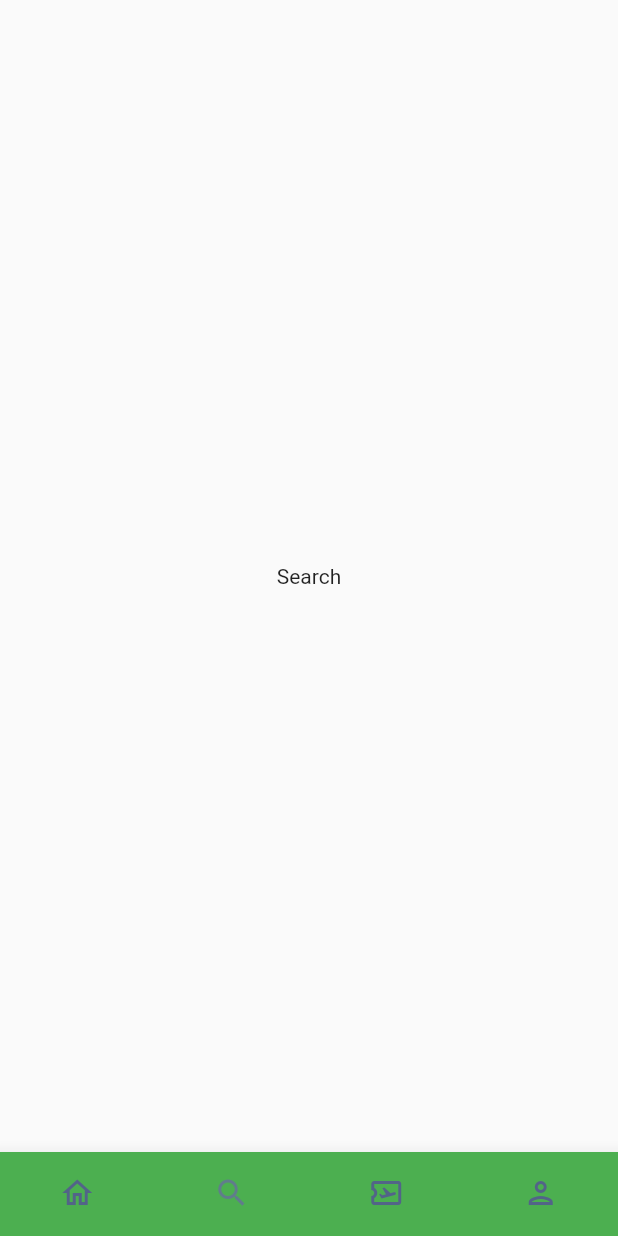
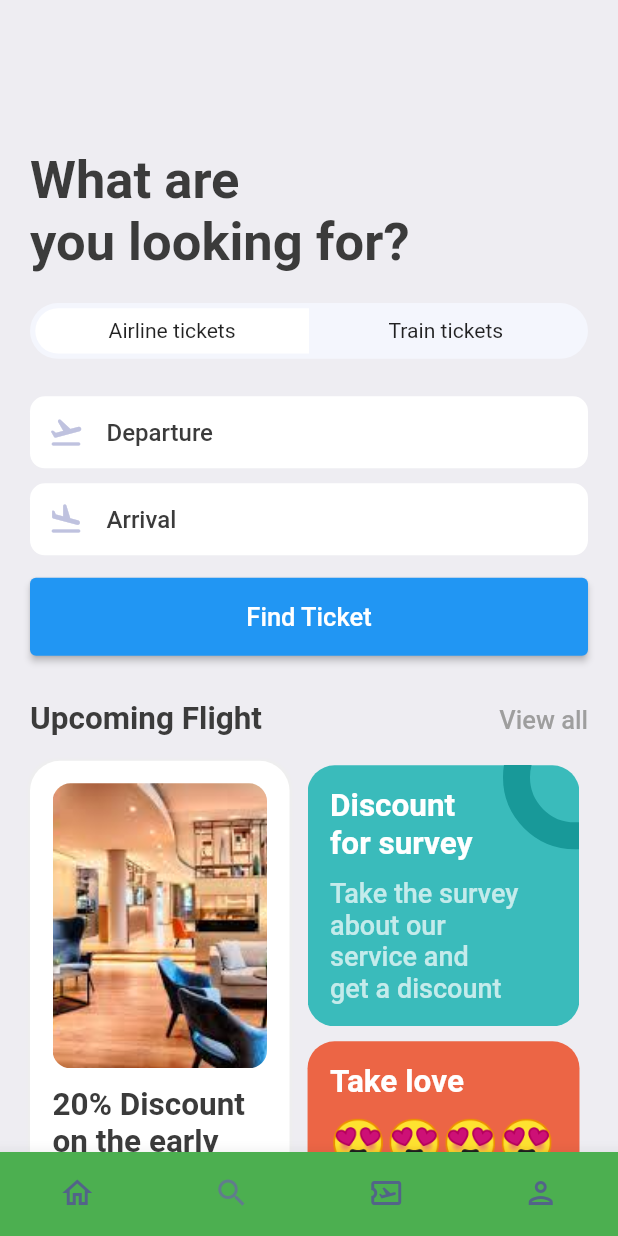
Before and after one commit to ankitsingh060/TicketBooking-application, a Flutter app: the screen it shows after launch, item 2 of the bottom bar chosen, on a phone screen of 412 x 824 dp. Run offline on Flutter 3.47's test engine with Material 2 defaults, Android fonts, the phone set to English and light mode, and no system bars; our stand-ins replace gap, get.

Commit message:
all the format and decoration is complete that its show upcoming and departure plane

```diff
--- a/lib/screen/bottom_bar.dart
+++ b/lib/screen/bottom_bar.dart
@@ -1,6 +1,7 @@
 import 'package:flutter/cupertino.dart';
 import 'package:flutter/material.dart';
 import 'package:ticket_booking_app/screen/home_screen.dart';
+import 'package:ticket_booking_app/screen/search_screen.dart';
 
 class BottomBar extends StatefulWidget {
   const BottomBar({Key? key}) : super(key: key);
@@ -14,7 +15,7 @@ class _BottomBarState extends State<BottomBar> {
    int _selectedIndex = 0;
    static final List<Widget> _widgetOption = <Widget>[
      const HomeScreen(),
-     const Text("Search"),
+     const SearchScreen(),
      const Text("Tickets"),
      const Text("Profile")
    ];
--- a/lib/screen/home_screen.dart
+++ b/lib/screen/home_screen.dart
@@ -3,8 +3,10 @@ import 'package:flutter/material.dart';
 import 'package:ticket_booking_app/screen/hotel_screen.dart';
 import 'package:ticket_booking_app/screen/ticket_view.dart';
 import 'package:ticket_booking_app/utill/app_info_list.dart';
+import 'package:ticket_booking_app/utill/app_layout.dart';
 import 'package:ticket_booking_app/utill/app_style.dart';
 import 'package:gap/gap.dart';
+import 'package:ticket_booking_app/widgets/double_text_widget.dart';
 
 
 class HomeScreen extends StatefulWidget {
@@ -40,8 +42,8 @@ class _HomeScreenState extends State<HomeScreen> {
                       ],
                     ),
                     Container(
-                      width: 50,
-                      height: 50,
+                      width: AppLayout.getWidth(50),
+                      height: AppLayout.getHeight(50),
                       decoration: BoxDecoration(
                           borderRadius: BorderRadius.circular(25),
                           image: const DecorationImage(
@@ -99,18 +101,7 @@ class _HomeScreenState extends State<HomeScreen> {
           const Gap(25),
           Container(
             padding: const EdgeInsets.symmetric(horizontal: 20),
-            child: Row(
-              mainAxisAlignment: MainAxisAlignment.spaceBetween,
-              children: [
-                Text("Hotels", style: Styles.headLineStyle1,),
-                InkWell(
-                  onTap: () {
-                    print("you are tapped");
-                  }, child: Text("View all",
-                  style: Styles.headLineStyle3,),
-                )
-              ],
-            ),
+            child: AppDoubleTextWidget(bigText: "Hotels", smallText: "View all"),
           ),
           const Gap(15),
           // SingleChildScrollView(
--- a/lib/screen/hotel_screen.dart
+++ b/lib/screen/hotel_screen.dart
@@ -13,7 +13,7 @@ class HotelScreen extends StatelessWidget {
     final size = AppLayout.getSize(context);
     return Container(
       width: size.width*0.6,
-      height: 350,
+      height: AppLayout.getHeight(350),
       padding: const EdgeInsets.symmetric(horizontal: 15, vertical: 17),
       margin: const EdgeInsets. only(right: 17, top: 5),
       decoration: BoxDecoration(
@@ -32,7 +32,7 @@ class HotelScreen extends StatelessWidget {
         crossAxisAlignment: CrossAxisAlignment.start,
         children: [
           Container(
-            height: 150,
+            height: AppLayout.getHeight(150),
             decoration: BoxDecoration(
               borderRadius: BorderRadius.circular(12),
               color: Styles.primaryColor,
--- /dev/null
+++ b/lib/screen/search_screen.dart
@@ -0,0 +1,188 @@
+import 'package:flutter/material.dart';
+import 'package:flutter/rendering.dart';
+import 'package:gap/gap.dart';
+import 'package:get/get.dart';
+import 'package:ticket_booking_app/widgets/double_text_widget.dart';
+
+import 'package:ticket_booking_app/widgets/icon_text_widget.dart';
+
+import '../utill/app_layout.dart';
+import '../utill/app_style.dart';
+
+class SearchScreen extends StatelessWidget {
+  const SearchScreen({Key? key}) : super(key: key);
+
+  @override
+  Widget build(BuildContext context) {
+    final size = AppLayout.getSize(context);
+    return Scaffold(
+      backgroundColor: Styles.bgColor,
+      body: ListView(
+        padding: EdgeInsets.symmetric(horizontal: AppLayout.getWidth(20), vertical: AppLayout.getHeight(20)),
+        children: [
+          Gap(AppLayout.getHeight(80)),
+          Text("What are \nyou looking for?",
+            style: Styles.headLineStyle1.copyWith(fontSize: AppLayout.getWidth(35)),),
+          Gap(AppLayout.getHeight(20)),
+          FittedBox(
+            child: Container(
+              padding: const EdgeInsets.all(3.5),
+              child: Row(
+                children: [
+                  /*
+                  Airline ticket
+                   */
+                  Container(
+                    width: size.width*.44,
+                    padding: EdgeInsets.symmetric(vertical: AppLayout.getHeight(7)),
+                    decoration: BoxDecoration(
+                      borderRadius: BorderRadius.horizontal(left: Radius.circular(AppLayout.getHeight(50))),
+                      color: Colors.white
+                    ),
+                    child : Center(child: Text("Airline tickets")),
+                  ),
+                  /*
+                  flight
+                   */
+                  Container(
+                    width: size.width*.44,
+                    padding: EdgeInsets.symmetric(vertical: AppLayout.getHeight(7)),
+                    decoration: BoxDecoration(
+                        borderRadius: BorderRadius.horizontal(right: Radius.circular(AppLayout.getHeight(50))),
+                        color: Colors.transparent
+                    ),
+                    child : Center(child: Text("Train tickets")),
+                  )
+                ],
+              ),
+              decoration: BoxDecoration(
+                borderRadius: BorderRadius.circular(AppLayout.getHeight(50)),
+                color: const Color(0xFFF4F6FD),
+              ),
+            ),
+          ),
+           Gap(AppLayout.getHeight(25)),
+           AppIconText(icon: Icons.flight_takeoff_rounded, text: "Departure"),
+          Gap(AppLayout.getHeight(10)),
+          AppIconText(icon: Icons.flight_land_rounded, text: "Arrival"),
+          Gap(AppLayout.getHeight(15)),
+          Container(
+              child: ElevatedButton(onPressed: (){}, child: Padding(
+                padding: const EdgeInsets.all(16.0),
+                child: Text("Find Ticket", style: Styles.headLineStyle3.copyWith(color: Colors.white),),
+              ))
+          ),
+          Gap(AppLayout.getHeight(30)),
+          Container(
+            child: AppDoubleTextWidget(bigText: "Upcoming Flight", smallText: "View all"),
+          ),
+          Gap(AppLayout.getHeight(15)),
+          Container(
+            child: Row(
+              children: [
+                Container(
+                  height: AppLayout.getHeight(400),
+                  width: size.width*.42,
+                  padding: EdgeInsets.symmetric(horizontal: AppLayout.getHeight(15),vertical: AppLayout.getWidth(15)),
+                  decoration: BoxDecoration(
+                    color: Colors.white,
+                    borderRadius: BorderRadius.circular(AppLayout.getHeight(20)),
+                    boxShadow: [
+                      BoxShadow(
+                        color: Colors.grey.shade200,
+                        blurRadius: 1,
+                        spreadRadius: 1
+                      )
+                    ]
+                  ),
+                  child: Column(
+                    children: [
+                      Container(
+                        height: AppLayout.getHeight(190),
+                        decoration: BoxDecoration(
+                          borderRadius: BorderRadius.circular(
+                            AppLayout.getHeight(12)),
+                          image: DecorationImage(
+                            fit: BoxFit.cover,
+                            image: AssetImage(
+                              "assets/Image/hotelimg1.jpeg"
+                            )
+                          )
+
+                        ),
+                      ),
+                      Gap(AppLayout.getHeight(12)),
+                      Text("20% Discount on the early booking of this flight. Don't miss out this chance",
+                        style: Styles.headLineStyle2)
+                    ],
+                  ),
+                ),
+                Gap(AppLayout.getWidth(12)),
+                Column(
+                  children: [
+                    Stack(
+                      children: [
+                        Container (
+                          width: size.width*0.44,
+                          height: AppLayout.getHeight(174),
+                          decoration: BoxDecoration(
+                              color: Color(0xFF3ABBBB),
+                              borderRadius: BorderRadius.circular(AppLayout.getHeight(18))
+                          ),
+                          padding: EdgeInsets.symmetric(vertical: AppLayout.getHeight(15),horizontal: AppLayout.getWidth(15)),
+                          child: Column(
+                            crossAxisAlignment: CrossAxisAlignment.start,
+                            children: [
+                              Text("Discount\nfor survey",style: Styles.headLineStyle2.copyWith(color:Colors.white),),
+                              Gap(AppLayout.getHeight(10)),
+                              Text("Take the survey \nabout our \nservice and\nget a discount",
+                                  style: Styles.headLineStyle3.copyWith(color: Colors.white70,fontSize: 18))
+                            ],
+                          ),
+                        ),
+                        Positioned(
+                            right: -45,
+                            top: -40,
+                            child: Container(
+                          padding: EdgeInsets.all(AppLayout.getHeight(30)),
+                          decoration: BoxDecoration(
+                              shape: BoxShape.circle,
+                              border: Border.all(width: 18,color: Color(0xFF189999)),
+                              color: Colors.transparent
+                          ),
+                        ),
+                        )
+                      ],
+                    ),
+                    Gap(AppLayout.getHeight(10)),
+                    Container(
+                      width: size.width*.44,
+                      height: AppLayout.getHeight(210),
+                        padding: EdgeInsets.symmetric(
+                            vertical: AppLayout.getHeight(15),
+                            horizontal: AppLayout.getWidth(15)),
+                      decoration: BoxDecoration(
+                        borderRadius: BorderRadius.circular(AppLayout.getHeight(18)),
+                        color: const Color(0xFFEC6545)
+                      ),
+                      child: Column(
+                        crossAxisAlignment: CrossAxisAlignment.start,
+                        children: [
+                          Text("Take love", style: Styles.headLineStyle2.copyWith(color: Colors.white),),
+                          Gap(AppLayout.getHeight(10)),
+                          Text("😍😍😍😍😍",style: Styles.headLineStyle1.copyWith(fontSize: 30),)
+                        ],
+                      ),
+                    )
+                  ],
+                )
+
+              ],
+            ),
+          )
+
+        ],
+      ),
+    );
+  }
+}
--- a/lib/screen/ticket_view.dart
+++ b/lib/screen/ticket_view.dart
@@ -14,21 +14,21 @@ class TicketView extends StatelessWidget {
     final size = AppLayout.getSize(context);
     return SizedBox(
       width: size.width * 0.85,
-      height: 200,
+      height: AppLayout.getHeight(200),
       child: Container(
-        margin: const EdgeInsets.only(right: 16),
+        margin:  EdgeInsets.only(right: AppLayout.getHeight(16)),
         child: Column(
           children: [
             /*
             Showing blue Part of the card/ticket
              */
             Container(
-              decoration: const BoxDecoration(
+              decoration:  BoxDecoration(
                 color: Color(0xFF526799),
-                borderRadius: BorderRadius.only(topLeft: Radius.circular(21),
-                topRight: Radius.circular(21))
+                borderRadius: BorderRadius.only(topLeft: Radius.circular(AppLayout.getHeight(21)),
+                topRight: Radius.circular(AppLayout.getHeight(21)))
               ),
-              padding: const EdgeInsets.all(16),
+              padding: EdgeInsets.all(AppLayout.getHeight(16)),
               child: Column(
                 children: [
                    Row(
@@ -41,7 +41,7 @@ class TicketView extends StatelessWidget {
                       Expanded(child: Stack(
                         children: [
                           SizedBox(
-                            height: 24,
+                            height: AppLayout.getHeight(24),
                             child: LayoutBuilder(
 
                               builder: (BuildContext context , BoxConstraints constraints ) {
@@ -97,14 +97,14 @@ class TicketView extends StatelessWidget {
               child: Row(
                 children: [
                   SizedBox(
-                    height: 20,
-                    width: 10,
+                    height: AppLayout.getHeight(20),
+                    width: AppLayout.getWidth(10),
                     child: DecoratedBox(
                       decoration: BoxDecoration(
                         color: Colors.white,
                         borderRadius: BorderRadius.only(
-                          topRight: Radius.circular(10),
-                          bottomRight: Radius.circular(10)
+                          topRight: Radius.circular(AppLayout.getHeight(10)),
+                          bottomRight: Radius.circular(AppLayout.getHeight(10))
                         )
                       ),
                     ),
@@ -132,8 +132,8 @@ class TicketView extends StatelessWidget {
                   )
                   ),
                   SizedBox(
-                    height: 20,
-                    width: 10,
+                    height: AppLayout.getHeight(20),
+                    width: AppLayout.getWidth(10),
                     child: DecoratedBox(
                       decoration: BoxDecoration(
                           color: Colors.white,
@@ -168,7 +168,7 @@ class TicketView extends StatelessWidget {
                       Column(
                         crossAxisAlignment: CrossAxisAlignment.start,
                         children: [
-                          Text("1 MAY", style: Styles.headLineStyle3.copyWith(color: Colors.white),),
+                          Text(showTicket['date'], style: Styles.headLineStyle3.copyWith(color: Colors.white),),
                           Text("DATE", style: Styles.headLineStyle4.copyWith(color: Colors.white),)
                         ],
                       ),
@@ -176,20 +176,18 @@ class TicketView extends StatelessWidget {
                       Column(
                         crossAxisAlignment: CrossAxisAlignment.center,
                         children: [
-                          Text("08:00 AM", style: Styles.headLineStyle3.copyWith(color: Colors.white),),
+                          Text(showTicket['departure_time'], style: Styles.headLineStyle3.copyWith(color: Colors.white),),
                           Text("Departure Time", style: Styles.headLineStyle4.copyWith(color: Colors.white),)
                         ],
                       ),
                       Column(
-                        crossAxisAlignment: CrossAxisAlignment.start,
+                        crossAxisAlignment: CrossAxisAlignment.end,
                         children: [
-                          Text("23", style: Styles.headLineStyle3.copyWith(color: Colors.white),),
+                          Text(showTicket['number'].toString(), style: Styles.headLineStyle3.copyWith(color: Colors.white),),
                           Text("Number", style: Styles.headLineStyle4.copyWith(color: Colors.white),)
                         ],
                       ),
                     ],
-
-
                   )
                 ],
               ),
--- a/lib/utill/app_info_list.dart
+++ b/lib/utill/app_info_list.dart
@@ -35,7 +35,10 @@ List<Map<String,dynamic>> ticketList = [
       'code' : "LDN",
       'name' : "London",
       'time'  : '8H 30M'
-    }
+    },
+    'departure_time':"08:00 AM",
+    'date':"1 MAY",
+    'number':23
   },
   {
     'from' : {
@@ -46,7 +49,10 @@ List<Map<String,dynamic>> ticketList = [
       'code' : "DEL",
       'name' : "Delhi",
       'time'  : '5H 30M'
-    }
+    },
+    'departure_time':"09:30 AM",
+    'date':"10 APR",
+    'number':24
   },
   {
     'from' : {
@@ -58,7 +64,10 @@ List<Map<String,dynamic>> ticketList = [
       'code' : "RNKP",
       'name' : "Rani KamlaPati",
       'time'  : '8H '
-    }
+    },
+    'departure_time':"10:00 AM",
+    'date':"10 DEC",
+    'number':14
   },
   {
     'from' : {
@@ -69,6 +78,9 @@ List<Map<String,dynamic>> ticketList = [
       'code' : "UDN",
       'name' : "Udhna",
       'time'  : '6H 30M'
-    }
+    },
+    'departure_time':"12:00 PM",
+    'date':"10 MAY",
+    'number':13
   }
 ];
--- a/lib/utill/app_layout.dart
+++ b/lib/utill/app_layout.dart
@@ -1,9 +1,24 @@
 import 'package:flutter/cupertino.dart';
+import 'package:get/get.dart';
+import 'package:get/get_core/src/get_main.dart';
 
 class AppLayout{
-  static getSize(BuildContext context)
-  {
+  static getSize(BuildContext context) {
     return MediaQuery.of(context).size;
+  }
+  static getScreenHeight(){
+    return Get.height;
+  }
+  static getScreenWidth(){
+    return Get.width;
+  }
+  static getHeight(double pixels){
+    double x = getScreenHeight()/pixels;
+    return getScreenHeight()/x;
+  }
+  static getWidth(double pixels){
+    double x = getScreenWidth()/pixels;
+    return getScreenWidth()/x;
+  }
 
-  }
 }
--- /dev/null
+++ b/lib/widgets/double_text_widget.dart
@@ -0,0 +1,24 @@
+import 'package:flutter/material.dart';
+import '../utill/app_style.dart';
+
+class AppDoubleTextWidget extends StatelessWidget {
+  final String bigText;
+  final String smallText;
+  const AppDoubleTextWidget({Key? key, required this.bigText, required this.smallText}) : super(key: key);
+
+  @override
+  Widget build(BuildContext context) {
+    return Row(
+      mainAxisAlignment: MainAxisAlignment.spaceBetween,
+      children: [
+        Text(bigText, style: Styles.headLineStyle2,),
+        InkWell(
+          onTap: (){
+            print("You are Tapped");
+          },
+          child: Text(smallText, style: Styles.headLineStyle3,),
+        )
+      ],
+    );
+  }
+}
--- /dev/null
+++ b/lib/widgets/icon_text_widget.dart
@@ -0,0 +1,29 @@
+import 'package:flutter/material.dart';
+import 'package:gap/gap.dart';
+
+import '../utill/app_layout.dart';
+import '../utill/app_style.dart';
+
+class AppIconText extends StatelessWidget {
+  final IconData icon;
+  final String text;
+  const AppIconText({Key? key,required this.icon,required this.text}) : super(key: key);
+
+  @override
+  Widget build(BuildContext context) {
+    return Container(
+      padding: EdgeInsets.symmetric(vertical: AppLayout.getHeight(12),horizontal: AppLayout.getWidth(12)),
+      decoration: BoxDecoration(
+        color: Colors.white,
+        borderRadius: BorderRadius.circular(AppLayout.getWidth(10)),
+      ),
+      child: Row(
+        children: [
+          Icon(icon,color: Color(0xFFBFC2DF),),
+          Gap(AppLayout.getWidth(15)),
+          Text(text, style: Styles.textStyle,)
+        ],
+      ),
+    );
+  }
+}
--- a/pubspec.yaml
+++ b/pubspec.yaml
@@ -36,6 +36,7 @@ dependencies:
   # The following adds the Cupertino Icons font to your application.
   # Use with the CupertinoIcons class for iOS style icons.
   cupertino_icons: ^1.0.2
+  get:
   gap: ^2.0.1
 
 dev_dependencies:
```
Also changed, not shown: pubspec.lock.
